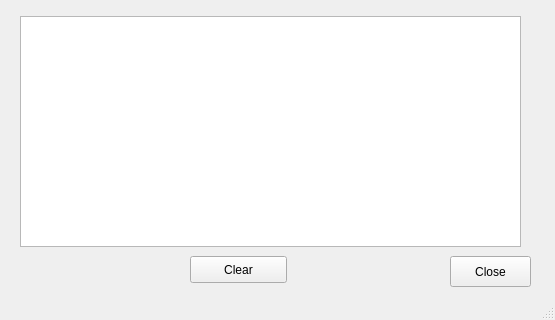
Old version of the form mainwindow.ui in the repository jingzhe/youtube_downloader; both pictures show x 0 to 555 and y 160 to 480 of the 555 by 480 pixel window.
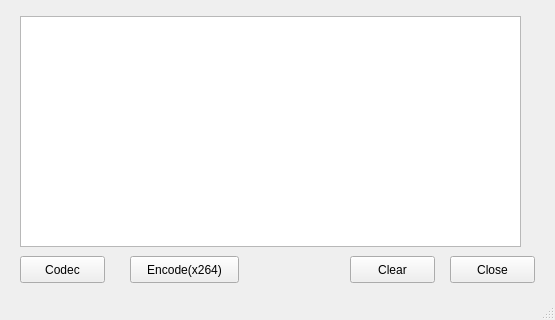
New version of the form.

Commit message: add encode mp4 functions

```diff
--- a/mainwindow.ui
+++ b/mainwindow.ui
@@ -81,8 +81,8 @@
      <rect>
       <x>450</x>
       <y>380</y>
-      <width>81</width>
-      <height>31</height>
+      <width>85</width>
+      <height>27</height>
      </rect>
     </property>
     <property name="text">
@@ -131,9 +131,9 @@
    <widget class="QPushButton" name="clearButton">
     <property name="geometry">
      <rect>
-      <x>190</x>
+      <x>350</x>
       <y>380</y>
-      <width>97</width>
+      <width>85</width>
       <height>27</height>
      </rect>
     </property>
@@ -141,6 +141,32 @@
      <string>Clear</string>
     </property>
    </widget>
+   <widget class="QPushButton" name="codecButton">
+    <property name="geometry">
+     <rect>
+      <x>20</x>
+      <y>380</y>
+      <width>85</width>
+      <height>27</height>
+     </rect>
+    </property>
+    <property name="text">
+     <string>Codec</string>
+    </property>
+   </widget>
+   <widget class="QPushButton" name="encodeButton">
+    <property name="geometry">
+     <rect>
+      <x>130</x>
+      <y>380</y>
+      <width>109</width>
+      <height>27</height>
+     </rect>
+    </property>
+    <property name="text">
+     <string>Encode(x264)</string>
+    </property>
+   </widget>
   </widget>
   <widget class="QMenuBar" name="menuBar">
    <property name="geometry">
```
Left out of the diff: 2 changed lines with no effect on the pictures. The commit also changes 7 other files.
